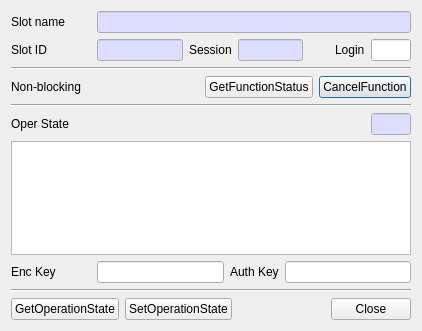
jykim74/CryptokiMan, file CryptokiMan/oper_state_dlg.ui: the form before one commit.
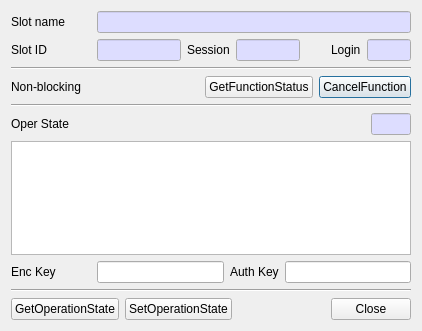
The form after the commit.

Commit message: OpenStateDlg UI 관려 오류 수정

The edit to the form file:
```diff
--- a/CryptokiMan/oper_state_dlg.ui
+++ b/CryptokiMan/oper_state_dlg.ui
@@ -196,102 +196,15 @@
      </item>
      <item row="0" column="6">
       <widget class="QLineEdit" name="mLoginText">
-       <property name="minimumSize">
-        <size>
-         <width>40</width>
-         <height>0</height>
-        </size>
-       </property>
        <property name="maximumSize">
         <size>
-         <width>40</width>
+         <width>60</width>
          <height>16777215</height>
         </size>
        </property>
        <property name="palette">
         <palette>
          <active>
-          <colorrole role="WindowText">
-           <brush brushstyle="SolidPattern">
-            <color alpha="216">
-             <red>0</red>
-             <green>0</green>
-             <blue>0</blue>
-            </color>
-           </brush>
-          </colorrole>
-          <colorrole role="Button">
-           <brush brushstyle="SolidPattern">
-            <color alpha="255">
-             <red>236</red>
-             <green>236</green>
-             <blue>236</blue>
-            </color>
-           </brush>
-          </colorrole>
-          <colorrole role="Light">
-           <brush brushstyle="SolidPattern">
-            <color alpha="255">
-             <red>255</red>
-             <green>255</green>
-             <blue>255</blue>
-            </color>
-           </brush>
-          </colorrole>
-          <colorrole role="Midlight">
-           <brush brushstyle="SolidPattern">
-            <color alpha="255">
-             <red>245</red>
-             <green>245</green>
-             <blue>245</blue>
-            </color>
-           </brush>
-          </colorrole>
-          <colorrole role="Dark">
-           <brush brushstyle="SolidPattern">
-            <color alpha="255">
-             <red>191</red>
-             <green>191</green>
-             <blue>191</blue>
-            </color>
-           </brush>
-          </colorrole>
-          <colorrole role="Mid">
-           <brush brushstyle="SolidPattern">
-            <color alpha="255">
-             <red>169</red>
-             <green>169</green>
-             <blue>169</blue>
-            </color>
-           </brush>
-          </colorrole>
-          <colorrole role="Text">
-           <brush brushstyle="SolidPattern">
-            <color alpha="216">
-             <red>0</red>
-             <green>0</green>
-             <blue>0</blue>
-            </color>
-           </brush>
-          </colorrole>
-          <colorrole role="BrightText">
-           <brush brushstyle="SolidPattern">
-            <color alpha="255">
-             <red>255</red>
-             <green>255</green>
-             <blue>255</blue>
-            </color>
-           </brush>
-          </colorrole>
-          <colorrole role="ButtonText">
-           <brush brushstyle="SolidPattern">
-            <color alpha="216">
-             <red>0</red>
-             <green>0</green>
-             <blue>0</blue>
-            </color>
-           </brush>
-          </colorrole>
           <colorrole role="Base">
            <brush brushstyle="SolidPattern">
             <color alpha="255">
@@ -301,488 +214,19 @@
             </color>
            </brush>
           </colorrole>
-          <colorrole role="Window">
-           <brush brushstyle="SolidPattern">
-            <color alpha="255">
-             <red>236</red>
-             <green>236</green>
-             <blue>236</blue>
-            </color>
-           </brush>
-          </colorrole>
-          <colorrole role="Shadow">
-           <brush brushstyle="SolidPattern">
-            <color alpha="255">
-             <red>0</red>
-             <green>0</green>
-             <blue>0</blue>
-            </color>
-           </brush>
-          </colorrole>
-          <colorrole role="Highlight">
-           <brush brushstyle="SolidPattern">
-            <color alpha="255">
-             <red>165</red>
-             <green>205</green>
-             <blue>255</blue>
-            </color>
-           </brush>
-          </colorrole>
-          <colorrole role="HighlightedText">
-           <brush brushstyle="SolidPattern">
-            <color alpha="216">
-             <red>0</red>
-             <green>0</green>
-             <blue>0</blue>
-            </color>
-           </brush>
-          </colorrole>
-          <colorrole role="Link">
-           <brush brushstyle="SolidPattern">
-            <color alpha="255">
-             <red>9</red>
-             <green>79</green>
-             <blue>209</blue>
-            </color>
-           </brush>
-          </colorrole>
-          <colorrole role="LinkVisited">
-           <brush brushstyle="SolidPattern">
-            <color alpha="255">
-             <red>255</red>
-             <green>0</green>
-             <blue>255</blue>
-            </color>
-           </brush>
-          </colorrole>
-          <colorrole role="AlternateBase">
-           <brush brushstyle="SolidPattern">
-            <color alpha="255">
-             <red>245</red>
-             <green>245</green>
-             <blue>245</blue>
-            </color>
-           </brush>
-          </colorrole>
-          <colorrole role="ToolTipBase">
-           <brush brushstyle="SolidPattern">
-            <color alpha="255">
-             <red>255</red>
-             <green>255</green>
-             <blue>255</blue>
-            </color>
-           </brush>
-          </colorrole>
-          <colorrole role="ToolTipText">
-           <brush brushstyle="SolidPattern">
-            <color alpha="255">
-             <red>0</red>
-             <green>0</green>
-             <blue>0</blue>
-            </color>
-           </brush>
-          </colorrole>
-          <colorrole role="PlaceholderText">
-           <brush brushstyle="SolidPattern">
-            <color alpha="63">
-             <red>0</red>
-             <green>0</green>
-             <blue>0</blue>
-            </color>
-           </brush>
-          </colorrole>
-          <colorrole role="Accent">
-           <brush brushstyle="SolidPattern">
-            <color alpha="255">
-             <red>0</red>
-             <green>90</green>
-             <blue>158</blue>
-            </color>
-           </brush>
-          </colorrole>
          </active>
          <inactive>
-          <colorrole role="WindowText">
-           <brush brushstyle="SolidPattern">
-            <color alpha="216">
-             <red>0</red>
-             <green>0</green>
-             <blue>0</blue>
-            </color>
-           </brush>
-          </colorrole>
-          <colorrole role="Button">
-           <brush brushstyle="SolidPattern">
-            <color alpha="255">
-             <red>236</red>
-             <green>236</green>
-             <blue>236</blue>
-            </color>
-           </brush>
-          </colorrole>
-          <colorrole role="Light">
-           <brush brushstyle="SolidPattern">
-            <color alpha="255">
-             <red>255</red>
-             <green>255</green>
-             <blue>255</blue>
-            </color>
-           </brush>
-          </colorrole>
-          <colorrole role="Midlight">
-           <brush brushstyle="SolidPattern">
-            <color alpha="255">
-             <red>245</red>
-             <green>245</green>
-             <blue>245</blue>
-            </color>
-           </brush>
-          </colorrole>
-          <colorrole role="Dark">
-           <brush brushstyle="SolidPattern">
-            <color alpha="255">
-             <red>191</red>
-             <green>191</green>
-             <blue>191</blue>
-            </color>
-           </brush>
-          </colorrole>
-          <colorrole role="Mid">
-           <brush brushstyle="SolidPattern">
-            <color alpha="255">
-             <red>169</red>
-             <green>169</green>
-             <blue>169</blue>
-            </color>
-           </brush>
-          </colorrole>
-          <colorrole role="Text">
-           <brush brushstyle="SolidPattern">
-            <color alpha="216">
-             <red>0</red>
-             <green>0</green>
-             <blue>0</blue>
-            </color>
-           </brush>
-          </colorrole>
-          <colorrole role="BrightText">
-           <brush brushstyle="SolidPattern">
-            <color alpha="255">
-             <red>255</red>
-             <green>255</green>
-             <blue>255</blue>
-            </color>
-           </brush>
-          </colorrole>
-          <colorrole role="ButtonText">
-           <brush brushstyle="SolidPattern">
-            <color alpha="255">
-             <red>0</red>
-             <green>0</green>
-             <blue>0</blue>
-            </color>
-           </brush>
-          </colorrole>
           <colorrole role="Base">
            <brush brushstyle="SolidPattern">
             <color alpha="255">
-             <red>255</red>
-             <green>255</green>
+             <red>221</red>
+             <green>221</green>
              <blue>255</blue>
             </color>
            </brush>
           </colorrole>
-          <colorrole role="Window">
-           <brush brushstyle="SolidPattern">
-            <color alpha="255">
-             <red>236</red>
-             <green>236</green>
-             <blue>236</blue>
-            </color>
-           </brush>
-          </colorrole>
-          <colorrole role="Shadow">
-           <brush brushstyle="SolidPattern">
-            <color alpha="255">
-             <red>0</red>
-             <green>0</green>
-             <blue>0</blue>
-            </color>
-           </brush>
-          </colorrole>
-          <colorrole role="Highlight">
-           <brush brushstyle="SolidPattern">
-            <color alpha="255">
-             <red>212</red>
-             <green>212</green>
-             <blue>212</blue>
-            </color>
-           </brush>
-          </colorrole>
-          <colorrole role="HighlightedText">
-           <brush brushstyle="SolidPattern">
-            <color alpha="216">
-             <red>0</red>
-             <green>0</green>
-             <blue>0</blue>
-            </color>
-           </brush>
-          </colorrole>
-          <colorrole role="Link">
-           <brush brushstyle="SolidPattern">
-            <color alpha="255">
-             <red>0</red>
-             <green>0</green>
-             <blue>255</blue>
-            </color>
-           </brush>
-          </colorrole>
-          <colorrole role="LinkVisited">
-           <brush brushstyle="SolidPattern">
-            <color alpha="255">
-             <red>255</red>
-             <green>0</green>
-             <blue>255</blue>
-            </color>
-           </brush>
-          </colorrole>
-          <colorrole role="AlternateBase">
-           <brush brushstyle="SolidPattern">
-            <color alpha="255">
-             <red>245</red>
-             <green>245</green>
-             <blue>245</blue>
-            </color>
-           </brush>
-          </colorrole>
-          <colorrole role="ToolTipBase">
-           <brush brushstyle="SolidPattern">
-            <color alpha="255">
-             <red>255</red>
-             <green>255</green>
-             <blue>255</blue>
-            </color>
-           </brush>
-          </colorrole>
-          <colorrole role="ToolTipText">
-           <brush brushstyle="SolidPattern">
-            <color alpha="255">
-             <red>0</red>
-             <green>0</green>
-             <blue>0</blue>
-            </color>
-           </brush>
-          </colorrole>
-          <colorrole role="PlaceholderText">
-           <brush brushstyle="SolidPattern">
-            <color alpha="63">
-             <red>0</red>
-             <green>0</green>
-             <blue>0</blue>
-            </color>
-           </brush>
-          </colorrole>
-          <colorrole role="Accent">
-           <brush brushstyle="SolidPattern">
-            <color alpha="255">
-             <red>240</red>
-             <green>240</green>
-             <blue>240</blue>
-            </color>
-           </brush>
-          </colorrole>
          </inactive>
-         <disabled>
-          <colorrole role="WindowText">
-           <brush brushstyle="SolidPattern">
-            <color alpha="63">
-             <red>0</red>
-             <green>0</green>
-             <blue>0</blue>
-            </color>
-           </brush>
-          </colorrole>
-          <colorrole role="Button">
-           <brush brushstyle="SolidPattern">
-            <color alpha="255">
-             <red>236</red>
-             <green>236</green>
-             <blue>236</blue>
-            </color>
-           </brush>
-          </colorrole>
-          <colorrole role="Light">
-           <brush brushstyle="SolidPattern">
-            <color alpha="255">
-             <red>255</red>
-             <green>255</green>
-             <blue>255</blue>
-            </color>
-           </brush>
-          </colorrole>
-          <colorrole role="Midlight">
-           <brush brushstyle="SolidPattern">
-            <color alpha="255">
-             <red>245</red>
-             <green>245</green>
-             <blue>245</blue>
-            </color>
-           </brush>
-          </colorrole>
-          <colorrole role="Dark">
-           <brush brushstyle="SolidPattern">
-            <color alpha="255">
-             <red>191</red>
-             <green>191</green>
-             <blue>191</blue>
-            </color>
-           </brush>
-          </colorrole>
-          <colorrole role="Mid">
-           <brush brushstyle="SolidPattern">
-            <color alpha="255">
-             <red>169</red>
-             <green>169</green>
-             <blue>169</blue>
-            </color>
-           </brush>
-          </colorrole>
-          <colorrole role="Text">
-           <brush brushstyle="SolidPattern">
-            <color alpha="63">
-             <red>0</red>
-             <green>0</green>
-             <blue>0</blue>
-            </color>
-           </brush>
-          </colorrole>
-          <colorrole role="BrightText">
-           <brush brushstyle="SolidPattern">
-            <color alpha="255">
-             <red>255</red>
-             <green>255</green>
-             <blue>255</blue>
-            </color>
-           </brush>
-          </colorrole>
-          <colorrole role="ButtonText">
-           <brush brushstyle="SolidPattern">
-            <color alpha="63">
-             <red>0</red>
-             <green>0</green>
-             <blue>0</blue>
-            </color>
-           </brush>
-          </colorrole>
-          <colorrole role="Base">
-           <brush brushstyle="SolidPattern">
-            <color alpha="255">
-             <red>236</red>
-             <green>236</green>
-             <blue>236</blue>
-            </color>
-           </brush>
-          </colorrole>
-          <colorrole role="Window">
-           <brush brushstyle="SolidPattern">
-            <color alpha="255">
-             <red>236</red>
-             <green>236</green>
-             <blue>236</blue>
-            </color>
-           </brush>
-          </colorrole>
-          <colorrole role="Shadow">
-           <brush brushstyle="SolidPattern">
-            <color alpha="255">
-             <red>0</red>
-             <green>0</green>
-             <blue>0</blue>
-            </color>
-           </brush>
-          </colorrole>
-          <colorrole role="Highlight">
-           <brush brushstyle="SolidPattern">
-            <color alpha="255">
-             <red>212</red>
-             <green>212</green>
-             <blue>212</blue>
-            </color>
-           </brush>
-          </colorrole>
-          <colorrole role="HighlightedText">
-           <brush brushstyle="SolidPattern">
-            <color alpha="63">
-             <red>0</red>
-             <green>0</green>
-             <blue>0</blue>
-            </color>
-           </brush>
-          </colorrole>
-          <colorrole role="Link">
-           <brush brushstyle="SolidPattern">
-            <color alpha="255">
-             <red>0</red>
-             <green>0</green>
-             <blue>255</blue>
-            </color>
-           </brush>
-          </colorrole>
-          <colorrole role="LinkVisited">
-           <brush brushstyle="SolidPattern">
-            <color alpha="255">
-             <red>255</red>
-             <green>0</green>
-             <blue>255</blue>
-            </color>
-           </brush>
-          </colorrole>
-          <colorrole role="AlternateBase">
-           <brush brushstyle="SolidPattern">
-            <color alpha="255">
-             <red>245</red>
-             <green>245</green>
-             <blue>245</blue>
-            </color>
-           </brush>
-          </colorrole>
-          <colorrole role="ToolTipBase">
-           <brush brushstyle="SolidPattern">
-            <color alpha="255">
-             <red>255</red>
-             <green>255</green>
-             <blue>255</blue>
-            </color>
-           </brush>
-          </colorrole>
-          <colorrole role="ToolTipText">
-           <brush brushstyle="SolidPattern">
-            <color alpha="255">
-             <red>0</red>
-             <green>0</green>
-             <blue>0</blue>
-            </color>
-           </brush>
-          </colorrole>
-          <colorrole role="PlaceholderText">
-           <brush brushstyle="SolidPattern">
-            <color alpha="63">
-             <red>0</red>
-             <green>0</green>
-             <blue>0</blue>
-            </color>
-           </brush>
-          </colorrole>
-          <colorrole role="Accent">
-           <brush brushstyle="SolidPattern">
-            <color alpha="255">
-             <red>120</red>
-             <green>120</green>
-             <blue>120</blue>
-            </color>
-           </brush>
-          </colorrole>
-         </disabled>
+         <disabled/>
         </palette>
        </property>
        <property name="readOnly">
```
Left out of the diff: 41 changed lines with no effect on the pictures.
